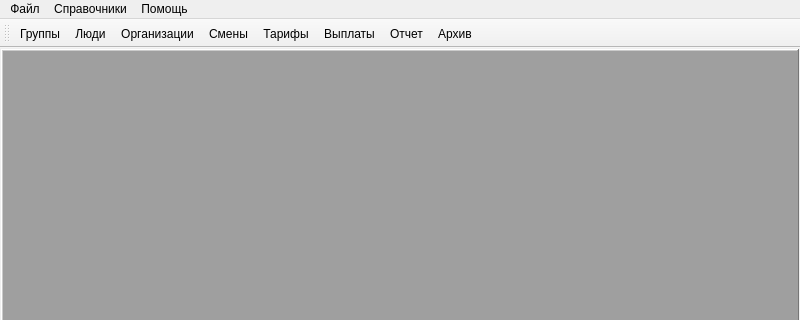
Before: the Qt Designer form src/zmainwindow.ui in SergeyZaz/DSV, drawn with Qt 5; both pictures show x 0 to 800 and y 0 to 320 of the 800 by 600 pixel window.
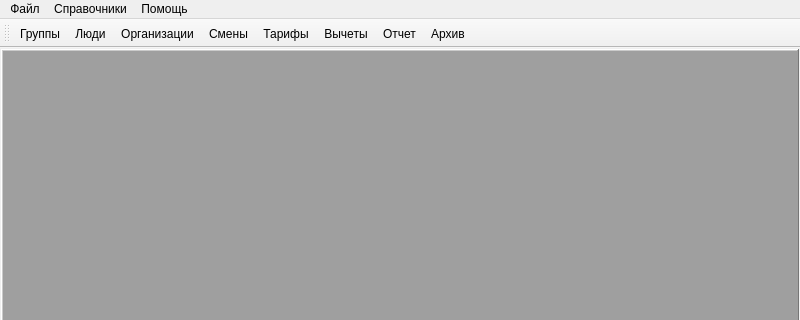
After: the same form once the commit is applied. Icons and pictures are not drawn.

Diff of the .ui file:
```diff
--- a/src/zmainwindow.ui
+++ b/src/zmainwindow.ui
@@ -394,7 +394,7 @@
      <normaloff>:/images/ms.png</normaloff>:/images/ms.png</iconset>
    </property>
    <property name="text">
-    <string>Выплаты</string>
+    <string>Вычеты</string>
    </property>
    <property name="toolTip">
     <string>Выплаты</string>
```
Left out of the diff: 3 changed lines with no effect on the pictures.
